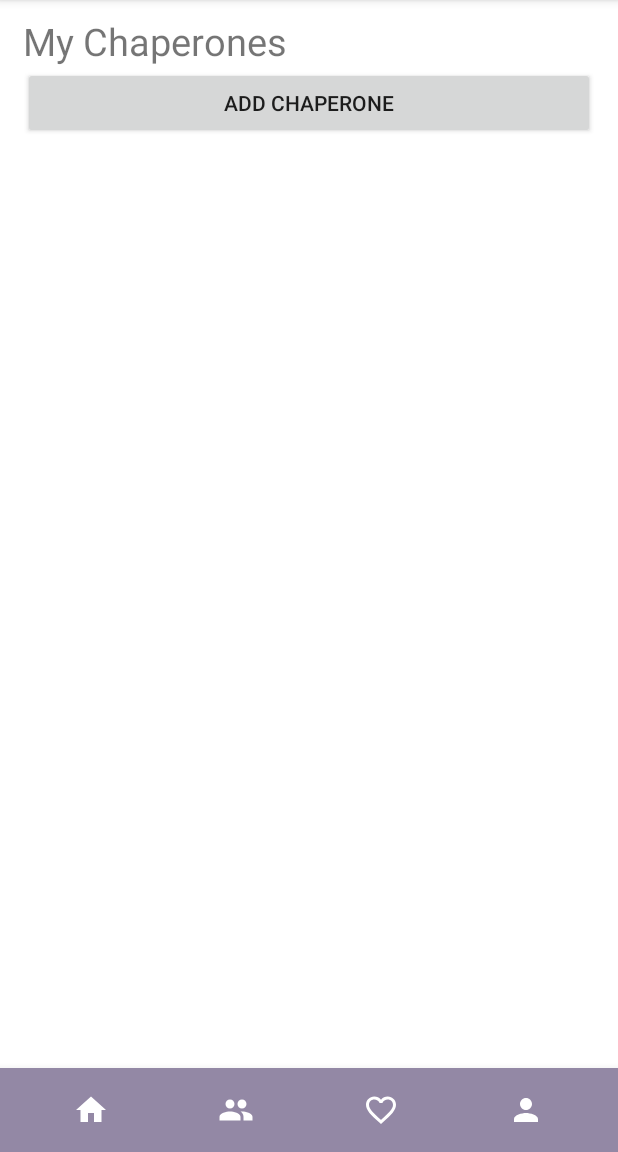
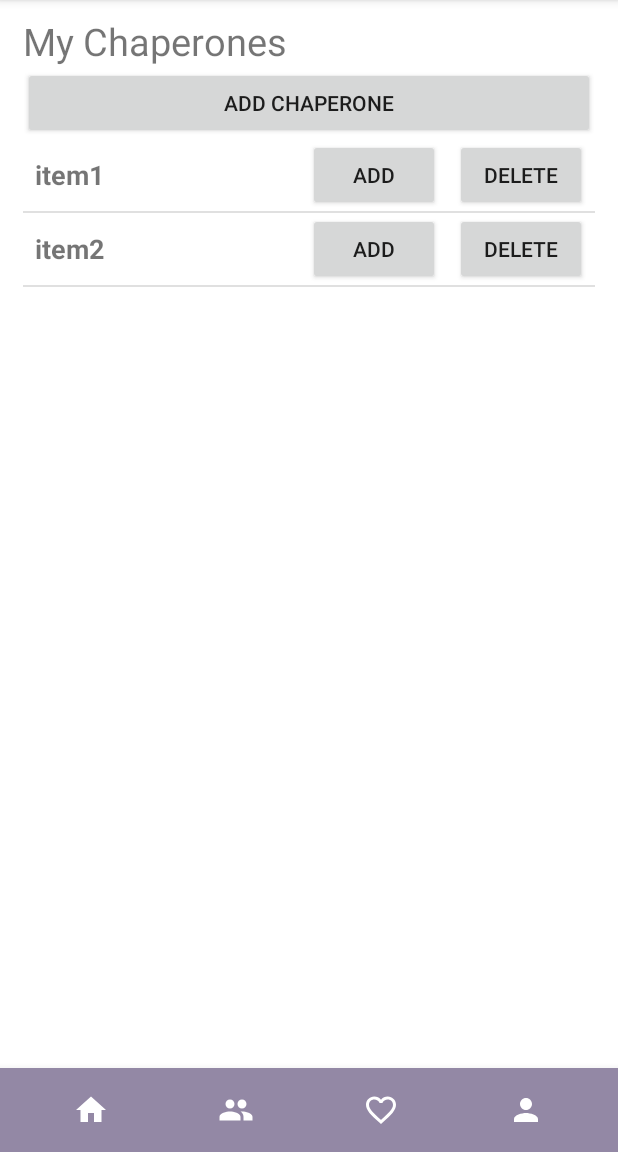
Before and after one commit to mirandasaari1/RendeVu, an Android app: the ChaperonesActivity screen opened directly, with no data from a screen before it, on a phone screen of 412 x 824 dp, the part 84-1236 px from its top. Run offline under Robolectric (Android 15) with nearby library versions, the phone set to English and light mode, and no system bars; 1 statement that could not run was skipped.

Commit message:
enabled custome adapter with buttons in list

```diff
--- a/RendeVu/app/src/main/java/edu/csumb/anna/rendevu/ChaperonesActivity.java
+++ b/RendeVu/app/src/main/java/edu/csumb/anna/rendevu/ChaperonesActivity.java
@@ -26,6 +26,7 @@ import java.util.ArrayList;
 import edu.csumb.anna.rendevu.data.Chaperone;
 import edu.csumb.anna.rendevu.data.Chaperones;
 import edu.csumb.anna.rendevu.helpers.ArrayAdapter;
+import edu.csumb.anna.rendevu.helpers.MyCustomAdapter;
 import edu.csumb.anna.rendevu.storage.RendeVuDB;
 
 /**
@@ -93,29 +94,39 @@ public class ChaperonesActivity extends AppCompatActivity{
         //list of data to display
 
         RendeVuDB db = new RendeVuDB(this);
-        ArrayList<Chaperone> theChaperones = db.getAllChaperonesFromDB();
+//        ArrayList<Chaperone> theChaperones = db.getAllChaperonesFromDB();
+//
+//        for(Chaperone chap: theChaperones){
+//            Log.d(TAG, chap.getChaperoneName());
+//            Log.d(TAG, chap.getChaperoneNumber());
+//            String temp = "Name: "+chap.getChaperoneName()+"\n";
+//            temp += "Number: "+chap.getChaperoneNumber();
+//            mobileArray.add(temp);
+//        }
 
-        for(Chaperone chap: theChaperones){
-            Log.d(TAG, chap.getChaperoneName());
-            Log.d(TAG, chap.getChaperoneNumber());
-            String temp = "Name: "+chap.getChaperoneName()+"\n";
-            temp += "Number: "+chap.getChaperoneNumber();
-            mobileArray.add(temp);
-        }
+        //generate list
+        ArrayList<String> list = new ArrayList<String>();
+        list.add("item1");
+        list.add("item2");
+        //instantiate custom adapter
+        MyCustomAdapter adapter = new MyCustomAdapter(list, this);
 
-        android.widget.ArrayAdapter adapter = new android.widget.ArrayAdapter<String>(this, R.layout.activity_listview, mobileArray);
-
-        listView.setAdapter(adapter);
-
-        listView.setAdapter(adapter);
-        listView.setOnItemClickListener(new AdapterView.OnItemClickListener() {
-            public void onItemClick(AdapterView<?> listView, View itemView, int itemPosition, long itemId)
-            {
-                //get from arraylist based on position
-                Log.d(TAG, "position clicked: "+mobileArray.get(itemPosition));
-                //MainActivity.getAppContext().startService(new Intent(MainActivity.getAppContext(), RendeVuService.class));
-            }
-        });
+        //handle listview and assign adapter
+        ListView lView = (ListView)findViewById(R.id.mobile_list_chaperones);
+        lView.setAdapter(adapter);
+//        android.widget.ArrayAdapter adapter = new android.widget.ArrayAdapter<String>(this, R.layout.listview_edit_delete, mobileArray);
+//
+//        listView.setAdapter(adapter);
+//
+//        listView.setAdapter(adapter);
+//        listView.setOnItemClickListener(new AdapterView.OnItemClickListener() {
+//            public void onItemClick(AdapterView<?> listView, View itemView, int itemPosition, long itemId)
+//            {
+//                //get from arraylist based on position
+//                Log.d(TAG, "position clicked: "+mobileArray.get(itemPosition));
+//                //MainActivity.getAppContext().startService(new Intent(MainActivity.getAppContext(), RendeVuService.class));
+//            }
+//        });
     }
 
     public void removeButtonClicked() {
--- /dev/null
+++ b/RendeVu/app/src/main/java/edu/csumb/anna/rendevu/helpers/MyCustomAdapter.java
@@ -0,0 +1,81 @@
+package edu.csumb.anna.rendevu.helpers;
+
+import android.content.Context;
+import android.view.LayoutInflater;
+import android.view.View;
+import android.view.ViewGroup;
+import android.widget.BaseAdapter;
+import android.widget.Button;
+import android.widget.ListAdapter;
+import android.widget.TextView;
+
+import java.util.ArrayList;
+
+import edu.csumb.anna.rendevu.R;
+
+/**
+ * Created by Sal on 5/2/2017.
+ */
+
+public class MyCustomAdapter extends BaseAdapter implements ListAdapter {
+    private ArrayList<String> list = new ArrayList<String>();
+    private Context context;
+
+
+
+    public MyCustomAdapter(ArrayList<String> list, Context context) {
+        this.list = list;
+        this.context = context;
+    }
+
+    @Override
+    public int getCount() {
+        return list.size();
+    }
+
+    @Override
+    public Object getItem(int pos) {
+        return list.get(pos);
+    }
+
+    @Override
+    public long getItemId(int pos) {
+        return 0;
+        //just return 0 if your list items do not have an Id variable.
+    }
+
+    @Override
+    public View getView(final int position, View convertView, ViewGroup parent) {
+        View view = convertView;
+        if (view == null) {
+            LayoutInflater inflater = (LayoutInflater) context.getSystemService(Context.LAYOUT_INFLATER_SERVICE);
+            view = inflater.inflate(R.layout.listview_edit_delete, null);
+        }
+
+        //Handle TextView and display string from your list
+        TextView listItemText = (TextView)view.findViewById(R.id.label);
+        listItemText.setText(list.get(position));
+
+        //Handle buttons and add onClickListeners
+        Button deleteBtn = (Button)view.findViewById(R.id.delete_btn);
+        Button addBtn = (Button)view.findViewById(R.id.add_btn);
+
+        deleteBtn.setOnClickListener(new View.OnClickListener(){
+            @Override
+            public void onClick(View v) {
+                //do something
+                list.remove(position); //or some other task
+                notifyDataSetChanged();
+            }
+        });
+        addBtn.setOnClickListener(new View.OnClickListener(){
+            @Override
+            public void onClick(View v) {
+                //do something
+                notifyDataSetChanged();
+            }
+        });
+
+        return view;
+    }
+}
--- /dev/null
+++ b/RendeVu/app/src/main/res/layout/listview_edit_delete.xml
@@ -0,0 +1,34 @@
+<?xml version="1.0" encoding="utf-8"?>
+<RelativeLayout xmlns:android="http://schemas.android.com/apk/res/android"
+    android:layout_width="match_parent"
+    android:layout_height="match_parent" >
+
+    <TextView
+        android:id="@+id/label"
+        android:layout_width="wrap_content"
+        android:layout_height="wrap_content"
+        android:layout_centerVertical="true"
+        android:layout_alignParentLeft="true"
+        android:paddingLeft="8dp"
+        android:textSize="18sp"
+        android:textStyle="bold" />
+
+    <Button
+        android:id="@+id/delete_btn"
+        android:layout_width="wrap_content"
+        android:layout_height="wrap_content"
+        android:layout_alignParentRight="true"
+        android:layout_centerVertical="true"
+        android:layout_marginRight="5dp"
+        android:text="Delete" />
+
+    <Button
+        android:id="@+id/add_btn"
+        android:layout_width="wrap_content"
+        android:layout_height="wrap_content"
+        android:layout_toLeftOf="@id/delete_btn"
+        android:layout_centerVertical="true"
+        android:layout_marginRight="10dp"
+        android:text="Add" />
+
+</RelativeLayout>
```
